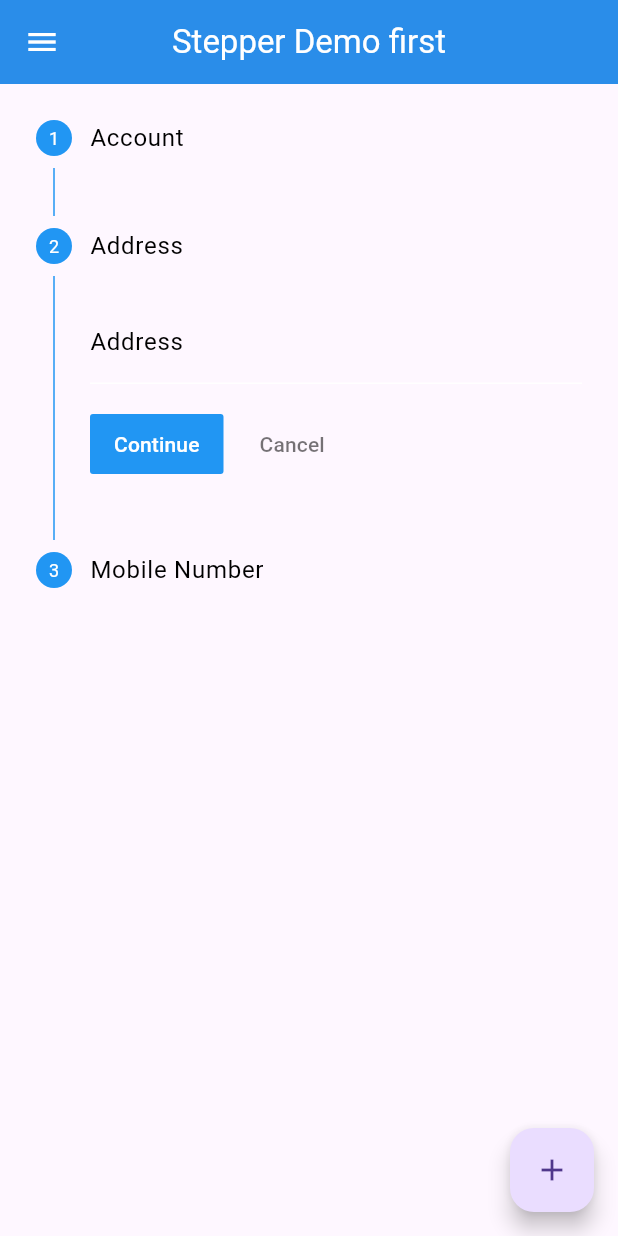
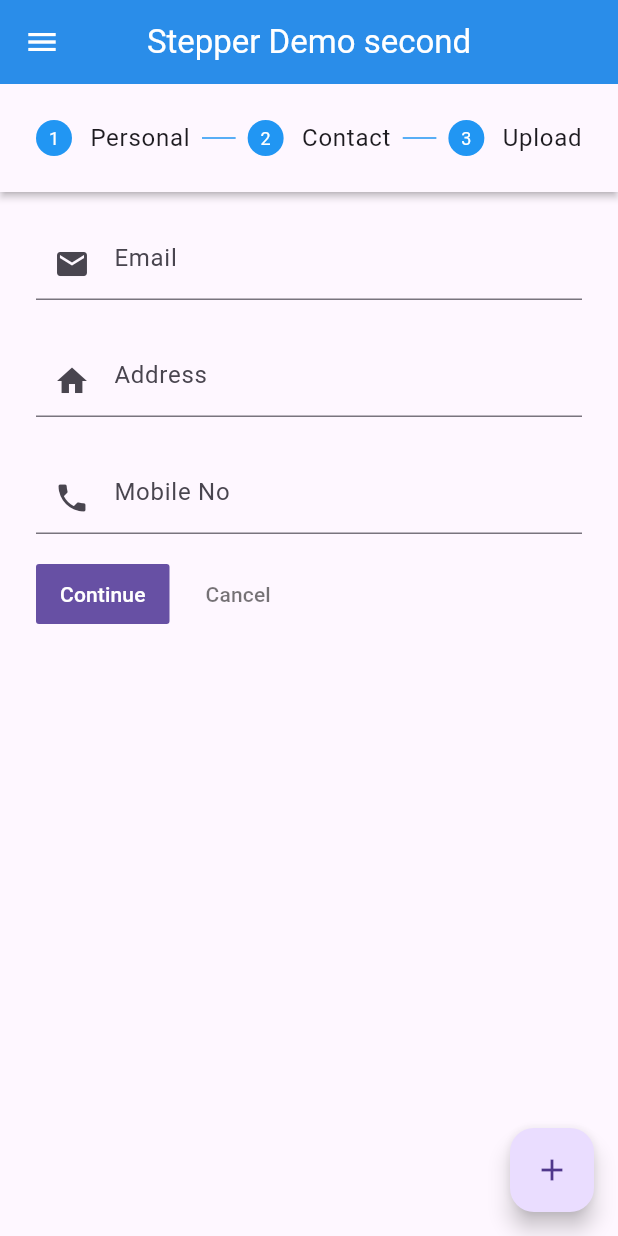
Before and after one commit to MauryaAayush/advflutterch_1, a Flutter app: the screen it shows after launch, after a tap on an icon or button, on a phone screen of 412 x 824 dp. Run offline on Flutter 3.47's test engine with Material 3 defaults, Android fonts, the phone set to English and light mode, and no system bars.

Commit message:
Radhey Radhey

```diff
--- a/lib/main.dart
+++ b/lib/main.dart
@@ -60,7 +60,7 @@ class MyApp extends StatelessWidget {
       color: Theme.of(context).primaryColor,
 
 
-      initialRoute: '/stepper_first',
+      initialRoute: '/stepper_second',
 
       routes: {
         '/' : (context) => const Switch_Theme(),
--- a/lib/screens/Stepper/Views/Stepper_2/Stepper_second.dart
+++ b/lib/screens/Stepper/Views/Stepper_2/Stepper_second.dart
@@ -56,36 +56,68 @@ class _Stepper_secondState extends State<Stepper_second> {
               });
             },
             steps: [
-              Step(title: Text('Account'), content: TextField(
-                decoration: InputDecoration(
-                    labelText: "Account",
-                    border: UnderlineInputBorder(
-                        borderSide: BorderSide(
-                            color: Theme.of(context).secondaryHeaderColor
-                        )
-                    )
+              Step(
+
+
+                title: Text('Personal'),
+                content: Column(
+                  children: [
+                    TextField(
+                      decoration: InputDecoration(
+                        labelText: 'Enter Your Fist Name',
+                      ),
+                    ),
+                    TextField(
+                      decoration: InputDecoration(
+
+                        labelText: 'Enter Your Last Name',
+                      ),
+                    ),
+                  ],
                 ),
-              )),
-              Step(title: Text('Address'), content: TextField(
-                decoration: InputDecoration(
-                    labelText: "Address",
-                    border: UnderlineInputBorder(
-                        borderSide: BorderSide(
-                            color: Theme.of(context).secondaryHeaderColor
-                        )
-                    )
+              ),
+
+
+              Step(
+
+                title: Text('Contact'),
+                content: Column(
+                  children: [
+                    TextField(
+                      decoration: InputDecoration(
+
+                        prefixIcon: Icon(Icons.email),
+                        hintText: 'Email',
+                      ),
+                    ),
+                    SizedBox(height: 30,),
+                    TextField(
+                      decoration: InputDecoration(
+                        prefixIcon: Icon(Icons.home),
+                        hintText: 'Address',
+                      ),
+                    ),
+                    SizedBox(height: 30,),
+                    TextField(
+                      decoration: InputDecoration(
+                        prefixIcon: Icon(Icons.phone),
+                        hintText: 'Mobile No',
+                      ),
+                    ),
+                  ],
                 ),
-              )),
-              Step(title: Text('Mobile Number'), content: TextField(
-                decoration: InputDecoration(
-                    labelText: "Mobile Number",
-                    border: UnderlineInputBorder(
-                        borderSide: BorderSide(
-                            color: Theme.of(context).secondaryHeaderColor
-                        )
-                    )
+              ),
+
+
+              Step(
+
+                title: Text('Upload'),
+                content: TextField(
+                  decoration: InputDecoration(
+                    labelText: 'Mobile Number',
+                  ),
                 ),
-              )),
+              ),
 
             ]));
   }
--- a/lib/utils/global_variables.dart
+++ b/lib/utils/global_variables.dart
@@ -1,3 +1,4 @@
 class GlobalVariable{
   static int Stepperfirstindex = 0;
+  static int Stepperstopindex = 2;
 }
```
